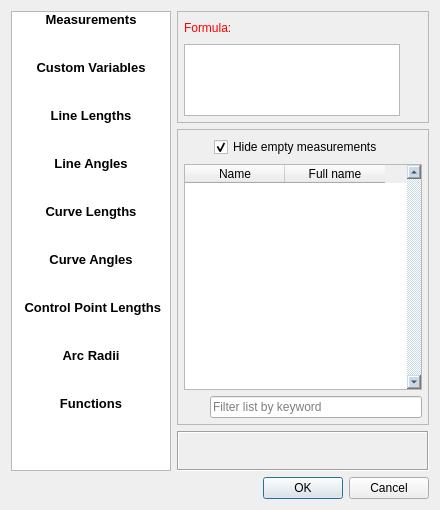
This is src/libs/vtools/dialogs/support/edit_formula_dialog.ui in FashionFreedom/Seamly2D as Qt 5 draws it before an edit. The edited form follows.
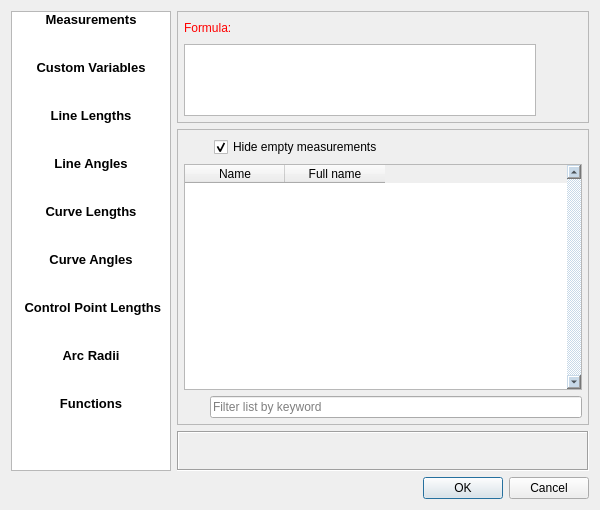
This is the edited form. Icons and pictures are not drawn.

Commit message: change default width of dialog

```diff
--- a/src/libs/vtools/dialogs/support/edit_formula_dialog.ui
+++ b/src/libs/vtools/dialogs/support/edit_formula_dialog.ui
@@ -9,7 +9,7 @@
    <rect>
     <x>0</x>
     <y>0</y>
-    <width>440</width>
+    <width>600</width>
     <height>510</height>
    </rect>
   </property>
```
